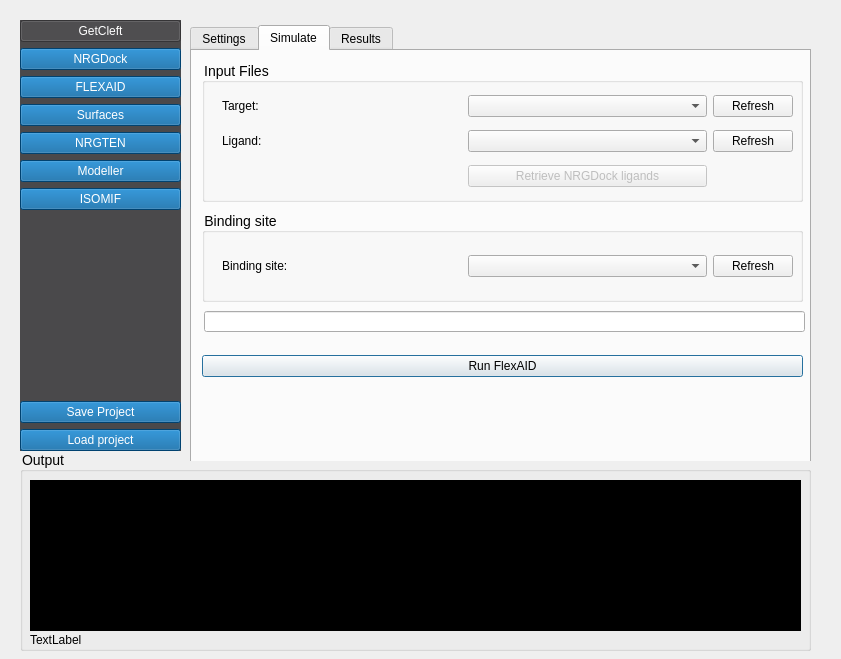
The window that nrgdock_widget.ui (ThomasDesc/NRG_plugin) describes before a commit, drawn with Qt 5.
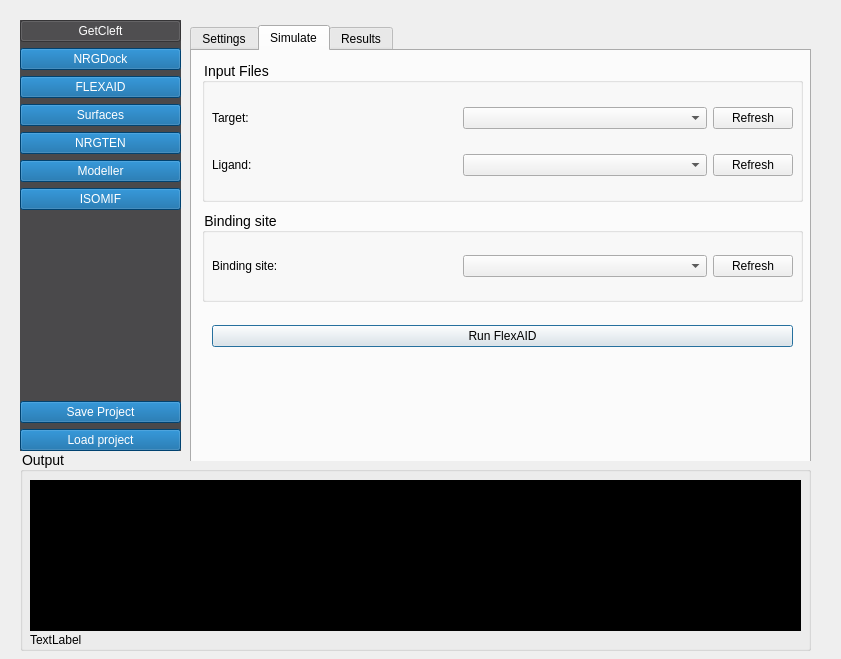
The same window after the commit. The open tabs and pages were chosen to show the change.

Commit message: work on parallelisation of python code

What changed in the file:
```diff
--- a/nrgdock_widget.ui
+++ b/nrgdock_widget.ui
@@ -1462,9 +1462,9 @@
        <widget class="QWidget" name="gridLayoutWidget">
         <property name="geometry">
          <rect>
-          <x>20</x>
+          <x>10</x>
           <y>27</y>
-          <width>571</width>
+          <width>581</width>
           <height>108</height>
          </rect>
         </property>
@@ -1522,16 +1522,6 @@
            </property>
           </widget>
          </item>
-         <item row="2" column="1">
-          <widget class="QPushButton" name="flexaid_retrieve_nrgdock_ligands">
-           <property name="enabled">
-            <bool>false</bool>
-           </property>
-           <property name="text">
-            <string>Retrieve NRGDock ligands</string>
-           </property>
-          </widget>
-         </item>
         </layout>
        </widget>
       </widget>
@@ -1550,9 +1540,9 @@
        <widget class="QWidget" name="gridLayoutWidget_2">
         <property name="geometry">
          <rect>
-          <x>20</x>
+          <x>10</x>
           <y>30</y>
-          <width>571</width>
+          <width>581</width>
           <height>51</height>
          </rect>
         </property>
@@ -1593,9 +1583,9 @@
       <widget class="QWidget" name="horizontalLayoutWidget_2">
        <property name="geometry">
         <rect>
-         <x>10</x>
-         <y>290</y>
-         <width>601</width>
+         <x>20</x>
+         <y>260</y>
+         <width>581</width>
          <height>51</height>
         </rect>
        </property>
@@ -1621,16 +1611,6 @@
         </item>
        </layout>
       </widget>
-      <widget class="QLineEdit" name="simulate_folder_path">
-       <property name="geometry">
-        <rect>
-         <x>12</x>
-         <y>260</y>
-         <width>601</width>
-         <height>21</height>
-        </rect>
-       </property>
-      </widget>
      </widget>
      <widget class="QWidget" name="tab">
       <attribute name="title">
```
Left out of the diff: 44 changed lines with no effect on the pictures.
